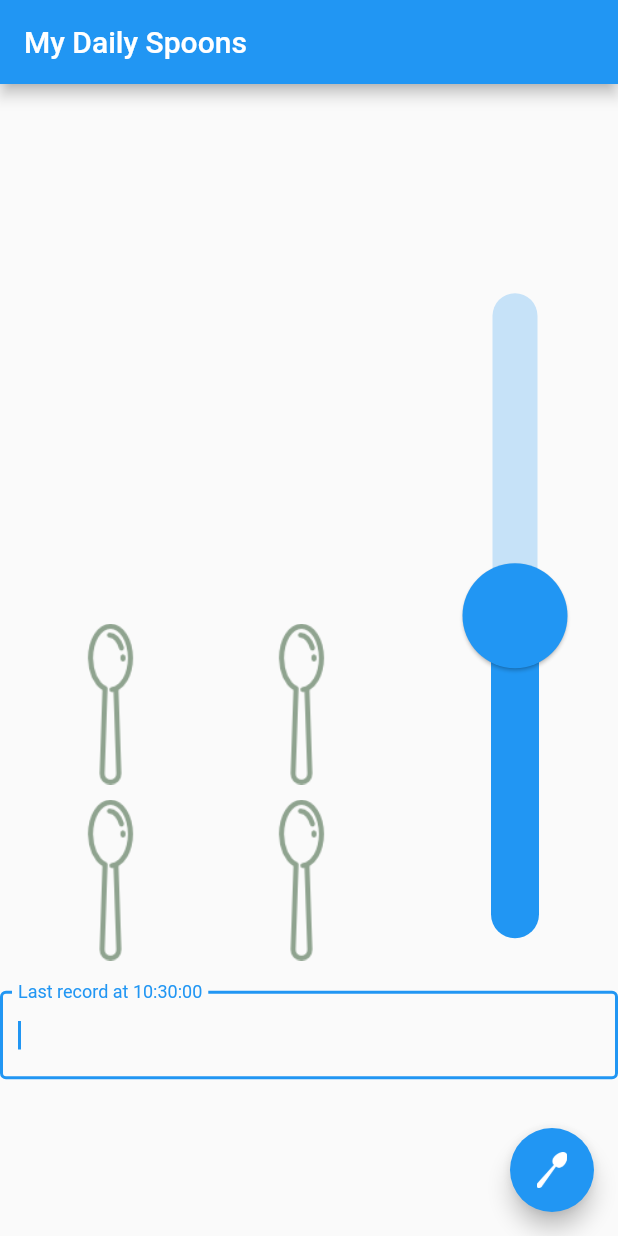
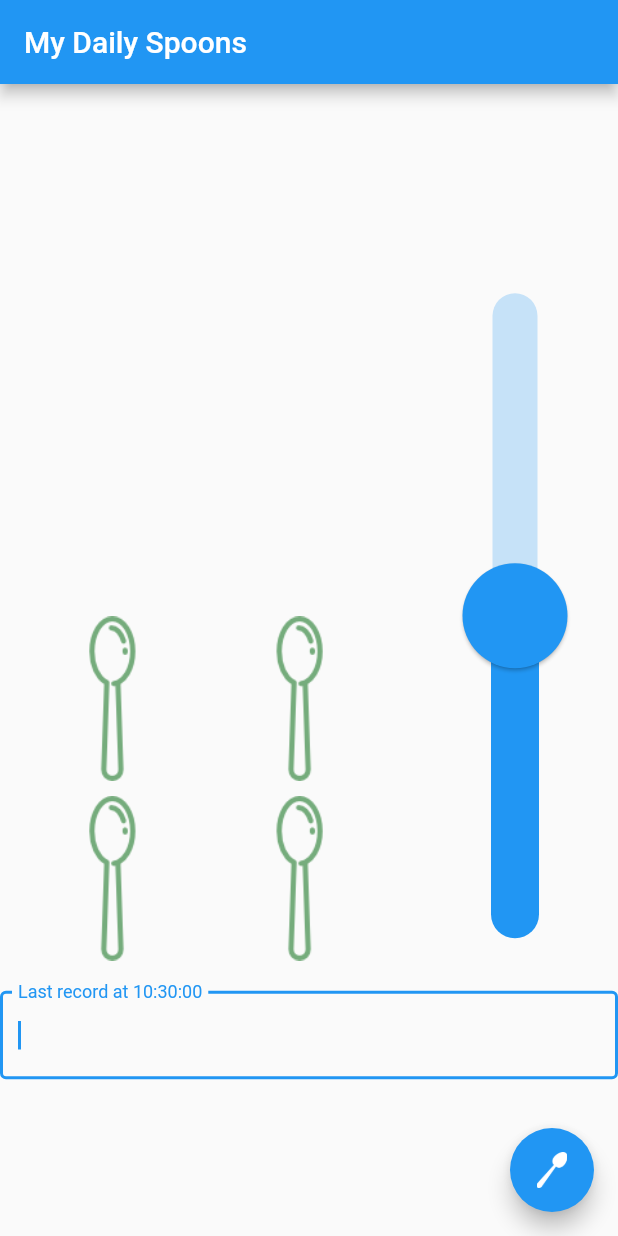
Before and after one commit to jbousquie/myspoons, a Flutter app: the screen it shows after launch, on a phone screen of 412 x 824 dp. Run offline on Flutter 3.47's test engine with Material 2 defaults, Android fonts, the phone set to English and light mode, and no system bars; our stand-ins replace shared_preferences.

Commit message:
color tuning

```diff
--- a/lib/main.dart
+++ b/lib/main.dart
@@ -83,7 +83,7 @@ class MyHomePage extends StatelessWidget {
 
   ImageIcon _spoonIcon(int colorIndex) {
     return ImageIcon(const AssetImage('lib/assets/icons/spoon.png'),
-        color: Color.fromARGB(120 + colorIndex * 10, 80, 28 * colorIndex, 80));
+        color: Color.fromARGB(95 + colorIndex * 20, 40 + colorIndex * 4, 28 + 27 * colorIndex, 50 + colorIndex * 4));
   }
 
   buildSpoonGrid(int spoonNb) {
@@ -94,7 +94,7 @@ class MyHomePage extends StatelessWidget {
         child: GridView.count(
             padding: const EdgeInsets.all(20),
             mainAxisSpacing: 10,
-            crossAxisSpacing: 20,
+            crossAxisSpacing: 15,
             crossAxisCount: 2,
             reverse: true,
             children: List.generate(spoonNb, (index) {
```
